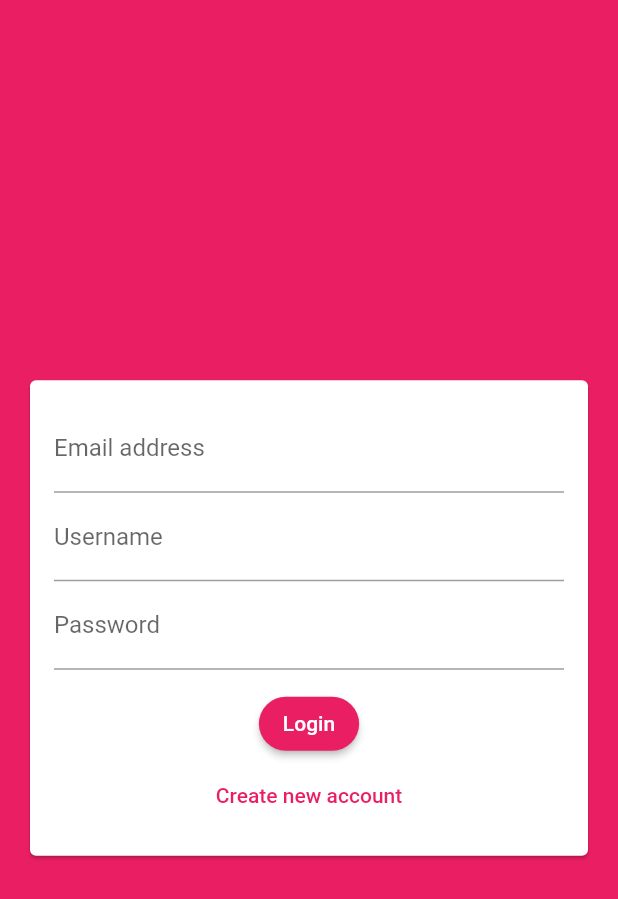
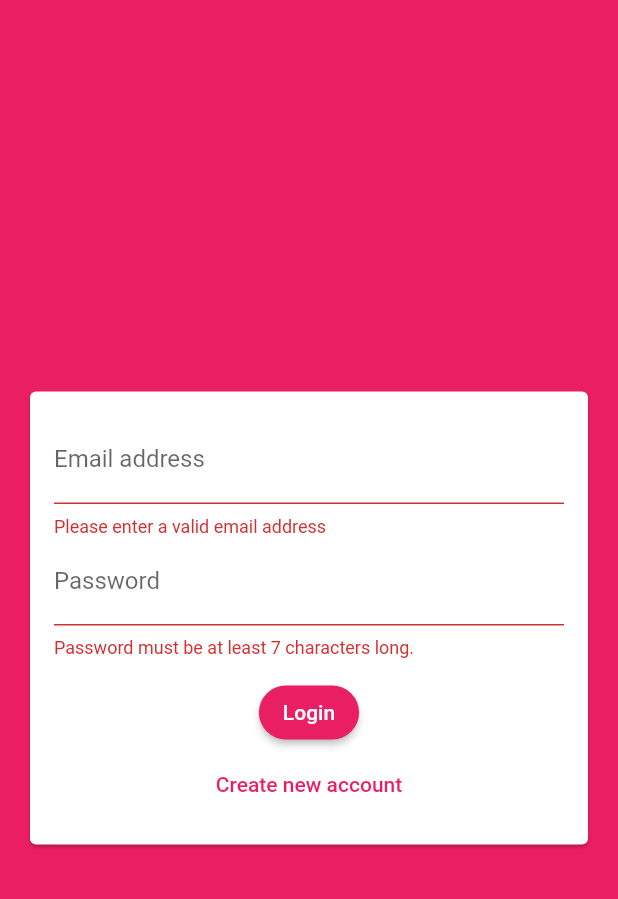
Before and after one commit to AbhishekSharma162000/building_a_chat_app, a Flutter app: the screen it shows after launch, after a tap on "Login", on a phone screen of 412 x 824 dp. Shown: the top 899 px of the screen. Run offline on Flutter 3.47's test engine with Material 2 defaults, Android fonts, the phone set to English and light mode, and no system bars; our stand-ins replace cloud_firestore, firebase_core; accounts and stored records are empty.

Commit message:
Creating an Authentication Form

```diff
--- a/lib/widgets/auth/auth_form.dart
+++ b/lib/widgets/auth/auth_form.dart
@@ -8,31 +8,81 @@
 }
 
 class _AuthFormState extends State<AuthForm> {
+  final _formkey = GlobalKey<FormState>();
+
+  var _isLogin = true;
+  var _userEmail = '';
+  var _userName = '';
+  var _userPassword = '';
+
+  void _trySubmit() {
+    final isValid = _formkey.currentState!.validate();
+    FocusScope.of(context).unfocus();
+    if (isValid) {
+      _formkey.currentState!.save();
+      print(_userEmail);
+      print(_userName);
+      print(_userPassword);
+    }
+  }
+
   @override
   Widget build(BuildContext context) {
     return Center(
         child: Card(
-      margin: EdgeInsets.all(20),
+      margin: const EdgeInsets.all(20),
       child: SingleChildScrollView(
         child: Padding(
-          padding: EdgeInsets.all(16),
+          padding: const EdgeInsets.all(16),
           child: Form(
+            key: _formkey,
             child: Column(
               mainAxisSize: MainAxisSize.min,
               children: [
                 TextFormField(
+                  key: const ValueKey('email'),
+                  validator: (value) {
+                    if (value!.isEmpty || !value.contains('@')) {
+                      return 'Please enter a valid email address';
+                    }
+                    return null;
+                  },
                   keyboardType: TextInputType.emailAddress,
                   decoration: const InputDecoration(labelText: 'Email address'),
+                  onSaved: (value) {
+                    _userEmail = value!;
+                  },
                 ),
+                if (!_isLogin)
+                  TextFormField(
+                    key: const ValueKey('username'),
+                    validator: (value) {
+                      if (value!.isEmpty || value.length < 4) {
+                        return 'Please enter at least 4 characters';
+                      }
+                      return null;
+                    },
+                    decoration: const InputDecoration(
+                      labelText: 'Username',
+                    ),
+                    onSaved: (value) {
+                      _userName = value!;
+                    },
+                  ),
                 TextFormField(
-                  decoration: const InputDecoration(
-                    labelText: 'Username',
-                  ),
-                ),
-                TextFormField(
+                  key: const ValueKey('password'),
+                  validator: (value) {
+                    if (value!.isEmpty || value.length < 7) {
+                      return 'Password must be at least 7 characters long.';
+                    }
+                    return null;
+                  },
                   decoration: const InputDecoration(
                     labelText: 'Password',
                   ),
+                  onSaved: (value) {
+                    _userPassword = value!;
+                  },
                   obscureText: true,
                 ),
                 const SizedBox(
@@ -43,12 +93,18 @@
                         primary: Colors.pink,
                         shape: RoundedRectangleBorder(
                             borderRadius: BorderRadius.circular(20))),
-                    onPressed: () {},
-                    child: const Text('Login')),
+                    onPressed: _trySubmit,
+                    child: Text(_isLogin ? 'Login' : 'Signup')),
                 TextButton(
                     style: TextButton.styleFrom(primary: Colors.pink),
-                    onPressed: () {},
-                    child: const Text('Create new account'))
+                    onPressed: () {
+                      setState(() {
+                        _isLogin = !_isLogin;
+                      });
+                    },
+                    child: Text(_isLogin
+                        ? 'Create new account'
+                        : 'I already have an account'))
               ],
             ),
           ),
```
